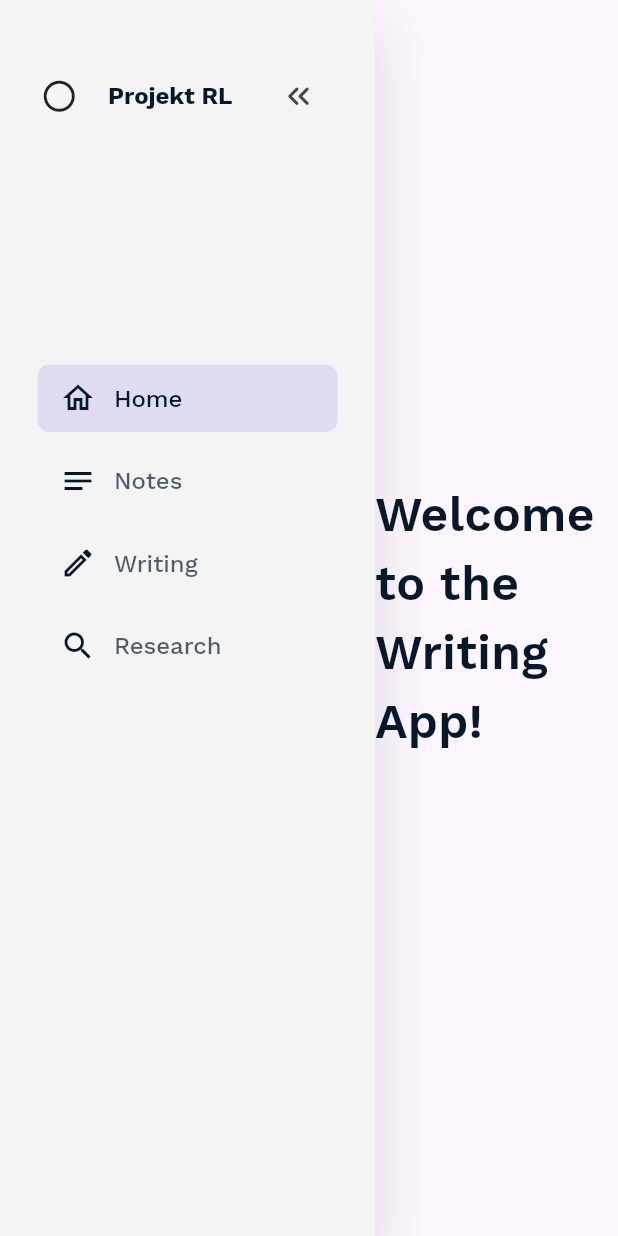
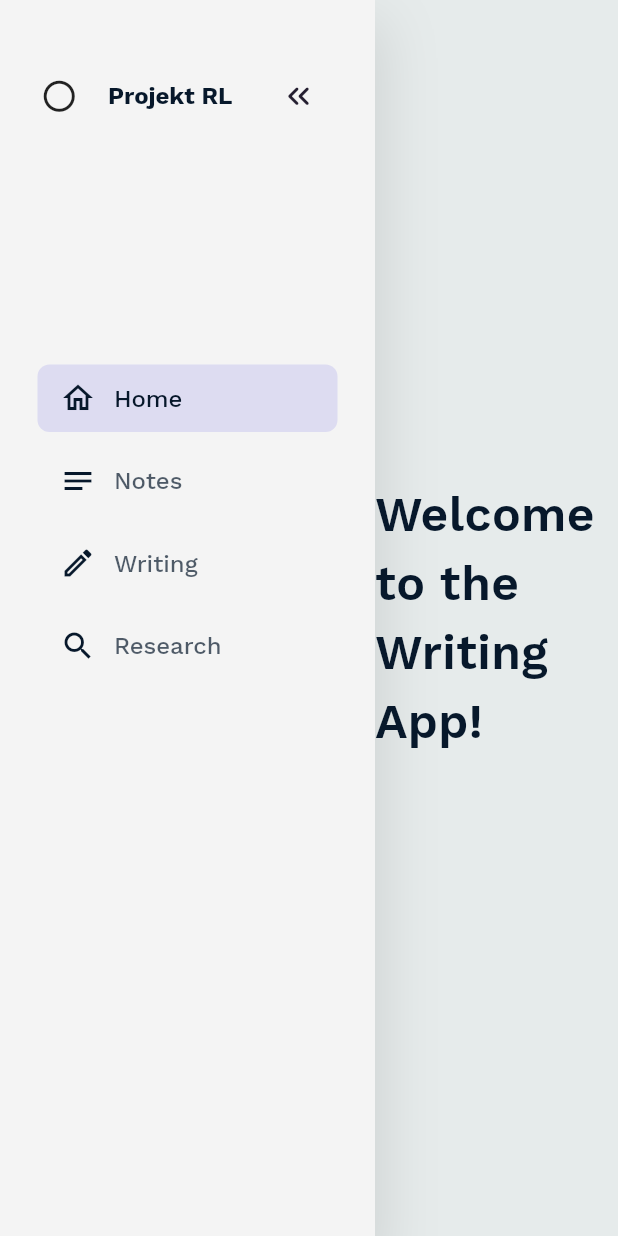
Before and after one commit to uobirek/writing-app, a Flutter app: the screen it shows after launch, on a phone screen of 412 x 824 dp. Run offline on Flutter 3.47's test engine with Material 3 defaults, Android fonts, the phone set to English and light mode, and no system bars; our stand-ins replace google_fonts.

Commit message:
before theme changes

```diff
--- a/lib/main.dart
+++ b/lib/main.dart
@@ -2,6 +2,7 @@
 import 'package:writing_app/screens/home/homescreen.dart';
 import 'package:writing_app/screens/notes/notesscreen.dart';
 import 'package:writing_app/screens/writing/writingscreen.dart';
+import 'package:writing_app/utils/theme2.dart';
 import 'package:writing_app/widgets/sidebar.dart';
 
 void main() => runApp(MyApp());
@@ -42,6 +43,9 @@
     }
 
     return MaterialApp(
+      themeMode: ThemeMode.light,
+      theme: GlobalThemeData.lightThemeData,
+      darkTheme: GlobalThemeData.darkThemeData,
       title: 'Writing App',
       home: Scaffold(
         body: Row(
--- a/lib/screens/notes/notesdata.dart
+++ b/lib/screens/notes/notesdata.dart
@@ -11,7 +11,7 @@ final List<Note> notes = [
   ),
   Note(
     id: '2',
-    title: 'Inclementia Craven Loveless',
+    title: 'I.C. Loveless',
     content: 'This note focuses on developing characters.',
     category: 'Characters',
     image: 'assets/images/inclementia.jpg',
--- a/lib/utils/theme.dart
+++ b/lib/utils/theme.dart
@@ -28,7 +28,7 @@ class AppTextStyles {
       fontSize: 16,
       fontWeight: FontWeight.normal,
       color: AppColors.text,
-      letterSpacing: 2);
+      letterSpacing: 0.02);
 
   static final TextStyle semibolded = GoogleFonts.workSans(
       fontSize: 16,
--- /dev/null
+++ b/lib/utils/theme2.dart
@@ -0,0 +1,49 @@
+import 'dart:ui';
+
+import 'package:flutter/material.dart';
+
+class GlobalThemeData {
+  static final Color _lightFocusColor = Colors.black.withOpacity(0.12);
+  static final Color _darkFocusColor = Colors.white.withOpacity(0.12);
+  static ThemeData themeData(ColorScheme colorScheme, Color focusColor) {
+    return ThemeData(
+        colorScheme: colorScheme,
+        canvasColor: colorScheme.background,
+        scaffoldBackgroundColor: colorScheme.background,
+        highlightColor: Colors.transparent,
+        focusColor: focusColor,
+        fontFamily: 'Georgia');
+  }
+
+  static ThemeData lightThemeData =
+      themeData(lightColorScheme, _lightFocusColor);
+
+  static ThemeData darkThemeData = themeData(darkColorScheme, _darkFocusColor);
+
+  static const ColorScheme lightColorScheme = ColorScheme(
+    primary: Color(0xFFB93C5D),
+    onPrimary: Colors.black,
+    secondary: Color(0xFFEFF3F3),
+    onSecondary: Color(0xFF322942),
+    error: Colors.redAccent,
+    onError: Colors.white,
+    background: Color(0xFFE6EBEB),
+    onBackground: Colors.white,
+    surface: Color(0xFFFAFBFB),
+    onSurface: Color(0xFF241E30),
+    brightness: Brightness.light,
+  );
+  static const ColorScheme darkColorScheme = ColorScheme(
+    primary: Color(0xFFFF8383),
+    secondary: Color(0xFF4D1F7C),
+    background: Color(0xFF241E30),
+    surface: Color(0xFF1F1929),
+    onBackground: Color(0x0DFFFFFF),
+    error: Colors.redAccent,
+    onError: Colors.white,
+    onPrimary: Colors.white,
+    onSecondary: Colors.white,
+    onSurface: Colors.white,
+    brightness: Brightness.dark,
+  );
+}
```
Also changed, not shown: lib/screens/notes/notecard.dart (+23 -12 lines), lib/screens/notes/notesscreen.dart (+1 -6 lines), pubspec.lock.
